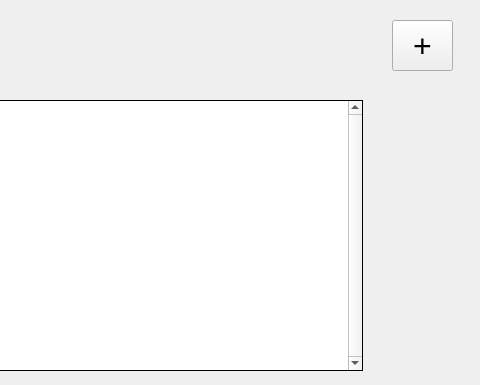
sailfishos/libqtsparql, file examples/sparql/contacts/list.ui: the form before one commit; both pictures show x 208 to 688 and y 0 to 385 of the 688 by 385 pixel window.
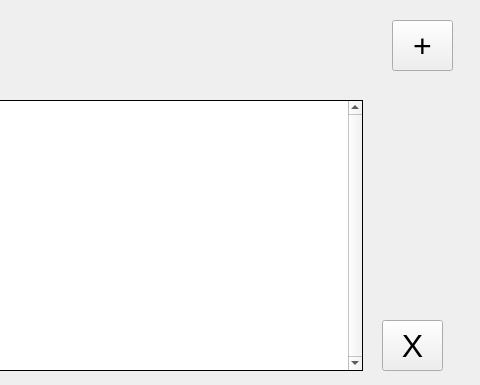
The form after the commit.

What changed in the file:
```diff
--- a/examples/sparql/contacts/list.ui
+++ b/examples/sparql/contacts/list.ui
@@ -82,6 +82,24 @@
     <bool>false</bool>
    </attribute>
   </widget>
+  <widget class="QPushButton" name="exitButton">
+   <property name="geometry">
+    <rect>
+     <x>590</x>
+     <y>320</y>
+     <width>61</width>
+     <height>51</height>
+    </rect>
+   </property>
+   <property name="font">
+    <font>
+     <pointsize>24</pointsize>
+    </font>
+   </property>
+   <property name="text">
+    <string>X</string>
+   </property>
+  </widget>
  </widget>
  <resources/>
  <connections/>
```
